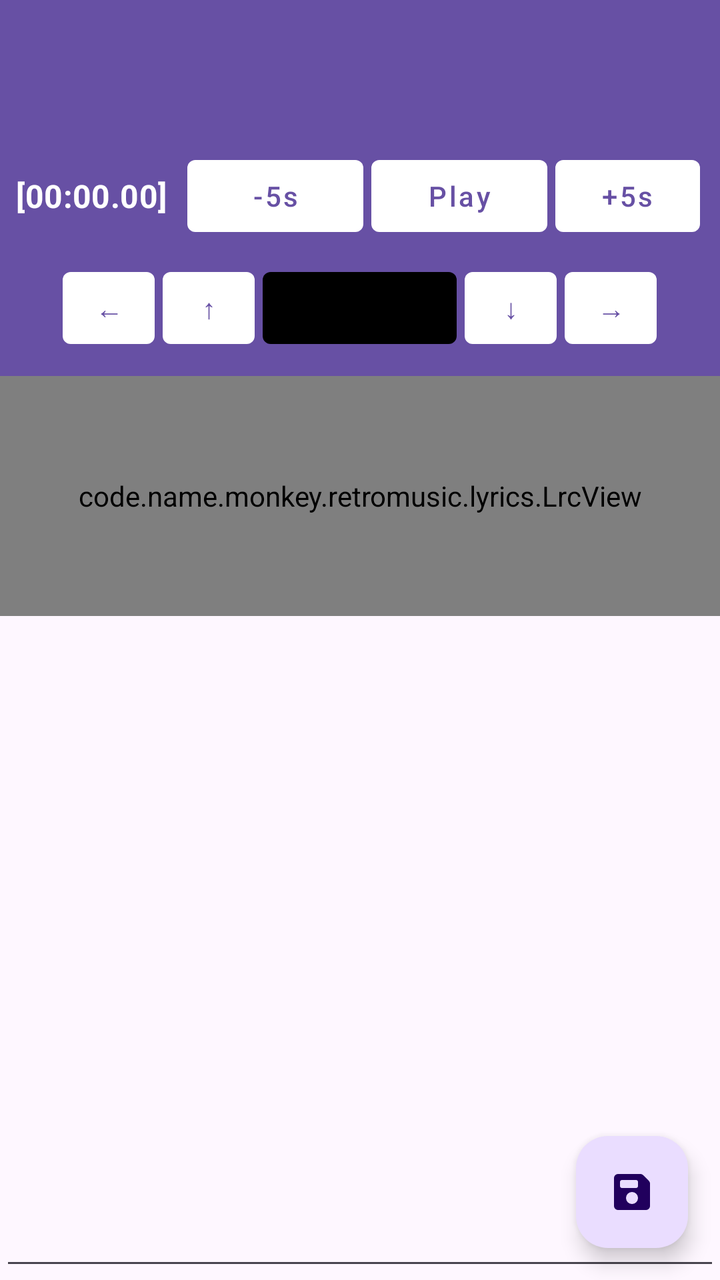
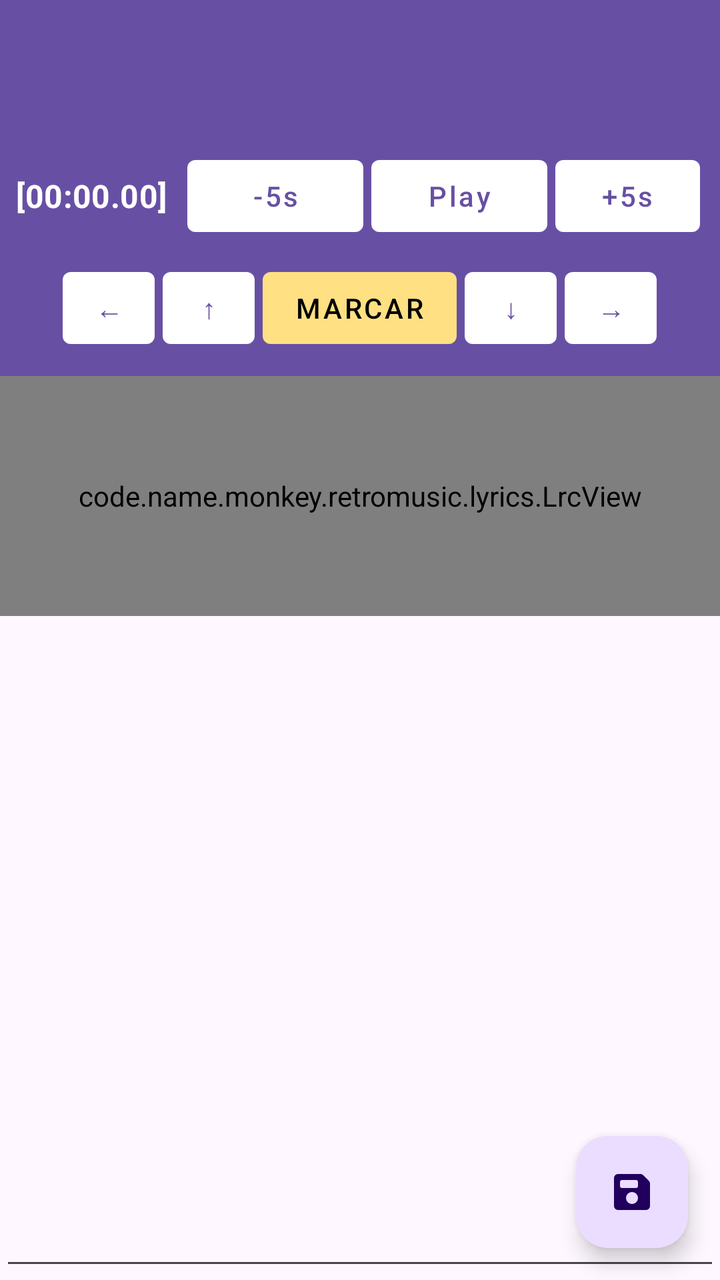

Compare the two renders of this Android layout. The source of the first and the diff that turns it into the second are given below.
<!-- AndroidManifest.xml: application theme Theme.RetroMusic.FollowSystem -->
<!-- res/layout/fragment_lyrics.xml -->
<?xml version="1.0" encoding="utf-8"?>
<LinearLayout 
    xmlns:android="http://schemas.android.com/apk/res/android"
    xmlns:app="http://schemas.android.com/apk/res-auto"
    xmlns:tools="http://tools.android.com/tools"
    android:layout_width="match_parent"
    android:layout_height="match_parent"
    android:orientation="vertical"
    android:background="?android:attr/windowBackground"
    android:fitsSystemWindows="true">

    <com.google.android.material.appbar.MaterialToolbar
        android:id="@+id/toolbar"
        style="@style/Widget.MaterialComponents.Toolbar.Primary"
        android:layout_width="match_parent"
        android:layout_height="?attr/actionBarSize"
        android:background="?attr/colorPrimary" />

    <LinearLayout
        android:id="@+id/llSincroControls"
        android:layout_width="match_parent"
        android:layout_height="wrap_content"
        android:orientation="vertical"
        android:padding="8dp"
        android:background="?attr/colorPrimary">

        <LinearLayout
            android:layout_width="match_parent"
            android:layout_height="wrap_content"
            android:gravity="center"
            android:orientation="horizontal">

            <TextView
                android:id="@+id/tvCurrentTime"
                android:layout_width="wrap_content"
                android:layout_height="wrap_content"
                android:layout_marginEnd="8dp"
                android:text="[00:00.00]"
                android:textAppearance="@style/TextAppearance.MaterialComponents.Subtitle1"
                android:textColor="@android:color/white"
                android:textStyle="bold" />

            <com.google.android.material.button.MaterialButton
                android:id="@+id/btnRew"
                style="@style/Widget.MaterialComponents.Button.UnelevatedButton"
                android:layout_width="wrap_content"
                android:layout_height="wrap_content"
                android:layout_margin="2dp"
                android:textColor="?attr/colorPrimary"
                app:backgroundTint="@android:color/white"
                android:text="-5s" />

            <com.google.android.material.button.MaterialButton
                android:id="@+id/btnPlayPause"
                style="@style/Widget.MaterialComponents.Button.UnelevatedButton"
                android:layout_width="wrap_content"
                android:layout_height="wrap_content"
                android:layout_margin="2dp"
                android:textColor="?attr/colorPrimary"
                app:backgroundTint="@android:color/white"
                android:text="Play" />

            <com.google.android.material.button.MaterialButton
                android:id="@+id/btnFwd"
                style="@style/Widget.MaterialComponents.Button.UnelevatedButton"
                android:layout_width="wrap_content"
                android:layout_height="wrap_content"
                android:layout_margin="2dp"
                android:textColor="?attr/colorPrimary"
                app:backgroundTint="@android:color/white"
                android:text="+5s" />
        </LinearLayout>

        <LinearLayout
            android:layout_width="match_parent"
            android:layout_height="wrap_content"
            android:layout_marginTop="4dp"
            android:gravity="center"
            android:orientation="horizontal">

            <com.google.android.material.button.MaterialButton
                android:id="@+id/btnLeft"
                style="@style/Widget.MaterialComponents.Button.UnelevatedButton"
                android:layout_width="46dp"
                android:layout_height="wrap_content"
                android:layout_margin="2dp"
                android:textColor="?attr/colorPrimary"
                app:backgroundTint="@android:color/white"
                android:text="←" />

            <com.google.android.material.button.MaterialButton
                android:id="@+id/btnUp"
                style="@style/Widget.MaterialComponents.Button.UnelevatedButton"
                android:layout_width="46dp"
                android:layout_height="wrap_content"
                android:layout_margin="2dp"
                android:textColor="?attr/colorPrimary"
                app:backgroundTint="@android:color/white"
                android:text="↑" />

            <com.google.android.material.button.MaterialButton
                android:id="@+id/btnMark"
                style="@style/Widget.MaterialComponents.Button.UnelevatedButton"
                android:layout_width="wrap_content"
                android:layout_height="wrap_content"
                android:layout_margin="2dp"
                android:textColor="@android:color/black"
                app:backgroundTint="@color/md_amber_200"
                android:text="MARCAR" />

            <com.google.android.material.button.MaterialButton
                android:id="@+id/btnDown"
                style="@style/Widget.MaterialComponents.Button.UnelevatedButton"
                android:layout_width="46dp"
                android:layout_height="wrap_content"
                android:layout_margin="2dp"
                android:textColor="?attr/colorPrimary"
                app:backgroundTint="@android:color/white"
                android:text="↓" />

            <com.google.android.material.button.MaterialButton
                android:id="@+id/btnRight"
                style="@style/Widget.MaterialComponents.Button.UnelevatedButton"
                android:layout_width="46dp"
                android:layout_height="wrap_content"
                android:layout_margin="2dp"
                android:textColor="?attr/colorPrimary"
                app:backgroundTint="@android:color/white"
                android:text="→" />
        </LinearLayout>
    </LinearLayout>

    <code.name.monkey.retromusic.lyrics.LrcView
        android:id="@+id/lyricsView"
        android:layout_width="match_parent"
        android:layout_height="120dp"
        android:background="#1A000000"
        android:visibility="visible" />

    <FrameLayout
        android:layout_width="match_parent"
        android:layout_height="0dp"
        android:layout_weight="1">

        <androidx.core.widget.NestedScrollView
            android:layout_width="match_parent"
            android:layout_height="match_parent"
            android:fillViewport="true">

            <FrameLayout
                android:layout_width="match_parent"
                android:layout_height="wrap_content">

                <EditText
                    android:id="@+id/etLyrics"
                    android:layout_width="match_parent"
                    android:layout_height="match_parent"
                    android:gravity="top|start"
                    android:inputType="textMultiLine|textNoSuggestions"
                    android:padding="16dp"
                    android:scrollbars="vertical"
                    android:textAppearance="@style/TextAppearance.MaterialComponents.Body1"
                    tools:ignore="SpeakableTextPresentCheck" />

                <TextView
                    android:id="@+id/normalLyrics"
                    android:layout_width="match_parent"
                    android:layout_height="wrap_content"
                    android:lineSpacingMultiplier="1.2"
                    android:padding="16dp"
                    android:textAppearance="@style/TextAppearance.MaterialComponents.Body1"
                    android:visibility="gone" />

                <TextView
                    android:id="@+id/noLyricsFound"
                    android:layout_width="wrap_content"
                    android:layout_height="wrap_content"
                    android:layout_gravity="center"
                    android:text="@string/no_lyrics_found"
                    android:textAppearance="@style/TextAppearance.MaterialComponents.Subtitle1"
                    android:visibility="gone" />
            </FrameLayout>
        </androidx.core.widget.NestedScrollView>

        <com.google.android.material.floatingactionbutton.FloatingActionButton
            android:id="@+id/saveFab"
            android:layout_width="wrap_content"
            android:layout_height="wrap_content"
            android:layout_gravity="bottom|end"
            android:layout_margin="16dp"
            app:srcCompat="@drawable/ic_save"
            tools:ignore="SpeakableTextPresentCheck" />
    </FrameLayout>
</LinearLayout>
<!-- resources referenced by this layout -->
<resources>
  <string name="no_lyrics_found">No lyrics found</string>
  <style name="Theme.RetroMusic.FollowSystem" parent="Theme.RetroMusic.Base.Adaptive">
          <item name="android:windowBackground">?colorSurface</item>
      </style>
  <!-- drawable round_selector (drawable) -->
  <ripple xmlns:android="http://schemas.android.com/apk/res/android"
      android:color="?android:attr/colorControlHighlight">
  
      <item
          android:id="@android:id/mask"
          android:drawable="@drawable/round_selector_mask" />
  
  </ripple>
  <!-- drawable rect_selector (drawable) -->
  <?xml version="1.0" encoding="utf-8"?>
  <ripple xmlns:android="http://schemas.android.com/apk/res/android"
      android:color="?android:attr/colorControlHighlight">
  
      <item android:id="@android:id/mask">
          <shape>
              <corners android:radius="@dimen/m3_card_corner_radius" />
              <solid android:color="@color/md_green_500" />
          </shape>
      </item>
      <item>
          <selector>
              <item android:state_activated="true">
                  <shape>
                      <corners android:radius="@dimen/m3_card_corner_radius" />
                      <solid android:color="?android:attr/colorControlHighlight" />
                  </shape>
              </item>
          </selector>
      </item>
  </ripple>
  <style name="Widget.ActionButton.Overflow" parent="Widget.AppCompat.ActionButton.Overflow">
          <item name="android:contentDescription">@string/abc_action_menu_overflow_description</item>
      </style>
  <style name="MaterialAlertDialogTheme" parent="ThemeOverlay.Material3.MaterialAlertDialog" />
  <style name="MaterialButtonTheme" parent="Widget.Material3.Button">
          <item name="cornerRadius">6dp</item>
          <item name="iconGravity">textStart</item>
          <item name="iconTint">?attr/colorControlNormal</item>
          <item name="android:textColor">?android:attr/textColorPrimary</item>
          <item name="android:textAppearance">@style/TextViewNormal</item>
          <item name="android:textAllCaps">false</item>
          <item name="android:paddingTop">@dimen/button_padding_vertical</item>
          <item name="android:paddingBottom">@dimen/button_padding_vertical</item>
      </style>
  <style name="MaterialPopupMenuStyle" parent="Widget.Material3.PopupMenu">
          <item name="android:popupBackground">@drawable/popup_background</item>
      </style>
  <color name="elevationOverlay">@color/elevationOverlayLight</color>
  <!-- drawable popup_background (drawable) -->
  <?xml version="1.0" encoding="utf-8"?>
  <layer-list xmlns:android="http://schemas.android.com/apk/res/android">
      <item>
          <shape>
              <solid android:color="?attr/colorSurface" />
              <corners android:radius="20dp" />
          </shape>
      </item>
      <item>
          <shape>
              <solid android:color="@color/m3_popupmenu_overlay_color"/>
              <corners android:radius="20dp" />
              <padding
                  android:bottom="10dp"
                  android:top="10dp" />
          </shape>
      </item>
  </layer-list>
  <!-- drawable round_selector_mask (drawable) -->
  <?xml version="1.0" encoding="utf-8"?>
  <shape xmlns:android="http://schemas.android.com/apk/res/android"
      android:shape="oval">
      <solid android:color="@android:color/white" />
  </shape>
  <dimen name="m3_card_corner_radius">16dp</dimen>
  <color name="md_green_500">#4CAF50</color>
  <style name="TextViewNormal" parent="">
          <item name="android:textSize">14sp</item>
      </style>
  <dimen name="button_padding_vertical">10dp</dimen>
  <color name="elevationOverlayLight">@color/md_grey_500</color>
  <color name="md_grey_500">#9E9E9E</color>
  <!-- unchanged entries left out for length: 2 -->
</resources>

<!-- the commit's change to res/layout/fragment_lyrics.xml (unified diff, before → after) -->
@@ -99,14 +99,15 @@
                 android:text="↑" />
 
             <com.google.android.material.button.MaterialButton
-                android:id="@+id/btnMark"
-                style="@style/Widget.MaterialComponents.Button.UnelevatedButton"
-                android:layout_width="wrap_content"
-                android:layout_height="wrap_content"
-                android:layout_margin="2dp"
-                android:textColor="@android:color/black"
-                app:backgroundTint="@color/md_amber_200"
-                android:text="MARCAR" />
+    android:id="@+id/btnMark"
+    style="@style/Widget.MaterialComponents.Button.UnelevatedButton"
+    android:layout_width="wrap_content"
+    android:layout_height="wrap_content"
+    android:layout_margin="2dp"
+    android:textColor="@android:color/black"
+    app:backgroundTint="#FFE082"
+    android:text="MARCAR" />
+
 
             <com.google.android.material.button.MaterialButton
                 android:id="@+id/btnDown"
